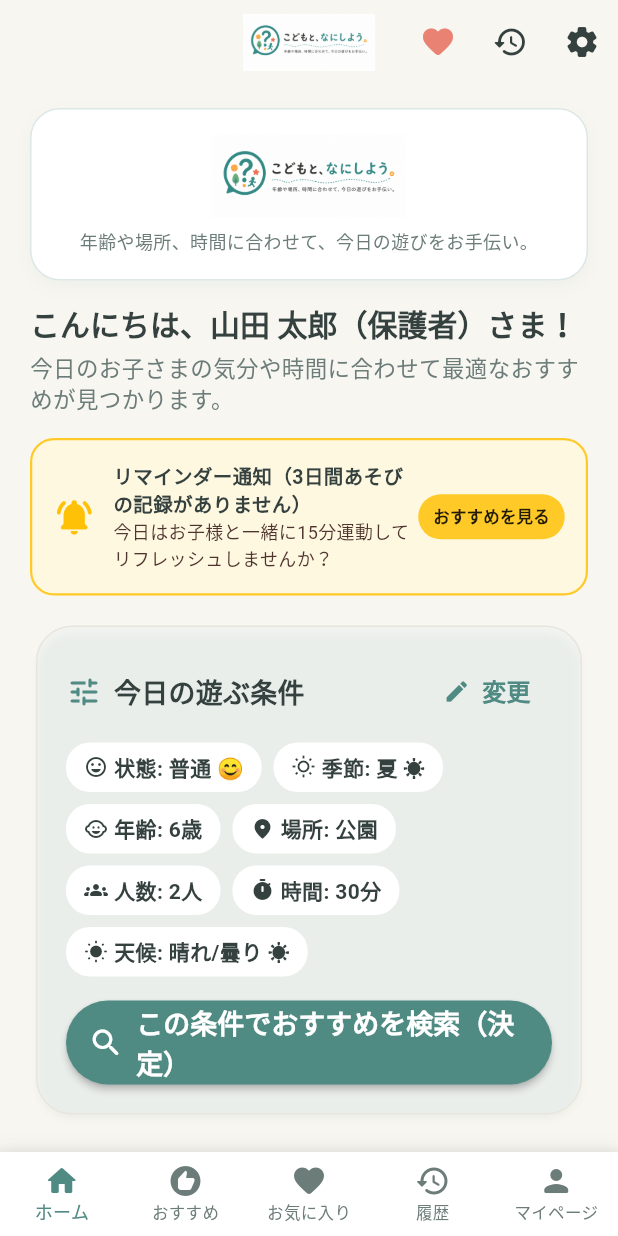
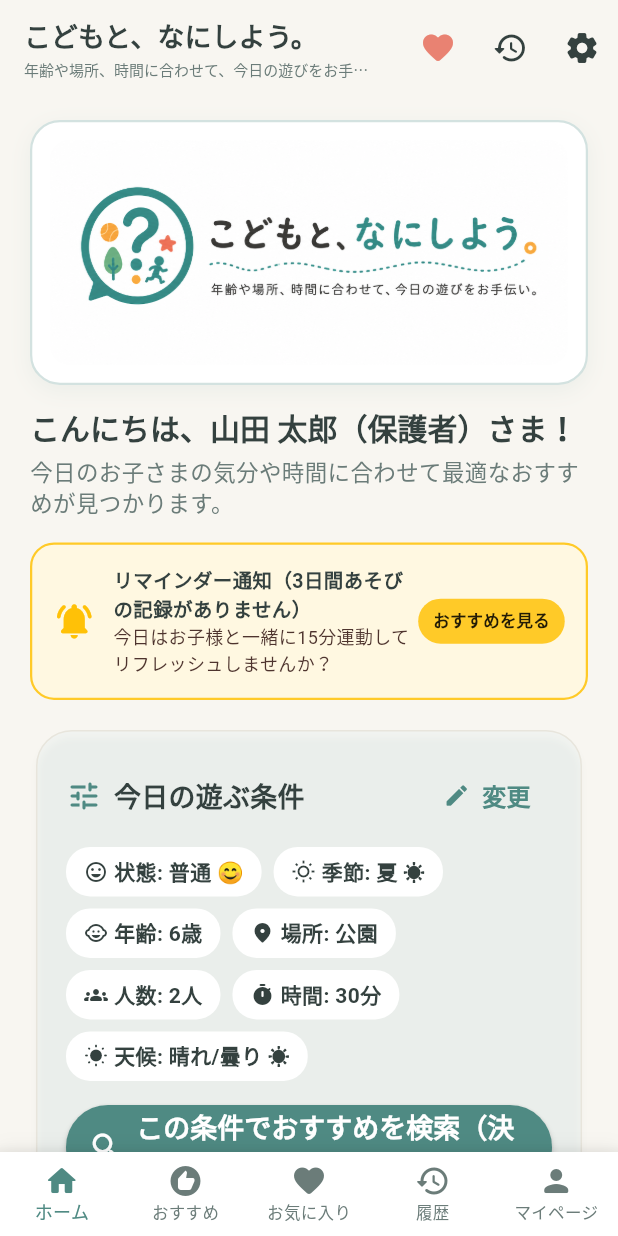
Before and after one commit to HidakaNeruMasato/child_exercise_assistant, a Flutter app: the screen it shows after launch, on a phone screen of 412 x 824 dp. Run offline on Flutter 3.47's test engine with Material 3 defaults, Android fonts, the light colour scheme and no system bars; our stand-ins replace csv, flutter_riverpod, gap, go_router, google_fonts.

Commit message:
Update HomeScreen header layout: text title & subtitle in AppBar, full width logo in card

```diff
--- a/lib/features/home/home_screen.dart
+++ b/lib/features/home/home_screen.dart
@@ -207,14 +207,31 @@ class HomeScreen extends ConsumerWidget {
 
     return Scaffold(
       appBar: AppBar(
-        title: Image.asset(
-          AppConstants.logoBannerPath,
-          height: 38,
-          fit: BoxFit.contain,
-          errorBuilder: (_, __, ___) => const Text(
-            AppConstants.appName,
-            style: TextStyle(fontWeight: FontWeight.bold, color: AppTheme.primaryColor),
-          ),
+        toolbarHeight: 64,
+        title: Column(
+          crossAxisAlignment: CrossAxisAlignment.start,
+          mainAxisSize: MainAxisSize.min,
+          children: [
+            Text(
+              AppConstants.appName,
+              style: const TextStyle(
+                fontSize: 18,
+                fontWeight: FontWeight.bold,
+                color: AppTheme.textDarkColor,
+              ),
+            ),
+            const Gap(1),
+            Text(
+              AppConstants.appSubtitle,
+              style: const TextStyle(
+                fontSize: 10,
+                color: AppTheme.textMutedColor,
+                fontWeight: FontWeight.normal,
+              ),
+              maxLines: 1,
+              overflow: TextOverflow.ellipsis,
+            ),
+          ],
         ),
         actions: [
           IconButton(
@@ -239,45 +256,38 @@ class HomeScreen extends ConsumerWidget {
         child: Column(
           crossAxisAlignment: CrossAxisAlignment.start,
           children: [
-            // 公式ロゴ＆副題ヘッダーエリア
+            // 公式ロゴ画像 白枠いっぱい大画面表示エリア
             Container(
               width: double.infinity,
-              padding: const EdgeInsets.all(16),
+              padding: const EdgeInsets.all(12),
               margin: const EdgeInsets.only(bottom: 16),
               decoration: BoxDecoration(
                 color: Colors.white,
                 borderRadius: BorderRadius.circular(20),
-                border: Border.all(color: AppTheme.primaryColor.withOpacity(0.2)),
+                border: Border.all(color: AppTheme.primaryColor.withOpacity(0.25), width: 1.5),
                 boxShadow: [
                   BoxShadow(
-                    color: AppTheme.primaryColor.withOpacity(0.06),
-                    blurRadius: 10,
+                    color: AppTheme.primaryColor.withOpacity(0.08),
+                    blurRadius: 12,
                     offset: const Offset(0, 4),
                   ),
                 ],
               ),
-              child: Column(
-                children: [
-                  Image.asset(
-                    AppConstants.logoBannerPath,
-                    height: 56,
-                    fit: BoxFit.contain,
-                    errorBuilder: (_, __, ___) => const Text(
+              child: ClipRRect(
+                borderRadius: BorderRadius.circular(12),
+                child: Image.asset(
+                  AppConstants.logoBannerPath,
+                  width: double.infinity,
+                  fit: BoxFit.fitWidth,
+                  errorBuilder: (_, __, ___) => const Padding(
+                    padding: EdgeInsets.all(16),
+                    child: Text(
                       AppConstants.appName,
+                      textAlign: TextAlign.center,
                       style: TextStyle(fontSize: 22, fontWeight: FontWeight.bold, color: AppTheme.primaryColor),
                     ),
                   ),
-                  const Gap(8),
-                  Text(
-                    AppConstants.appSubtitle,
-                    textAlign: TextAlign.center,
-                    style: const TextStyle(
-                      fontSize: 12,
-                      fontWeight: FontWeight.w500,
-                      color: AppTheme.textMutedColor,
-                    ),
-                  ),
-                ],
+                ),
               ),
             ),
 
```
Also changed, not shown: 2 other files.
